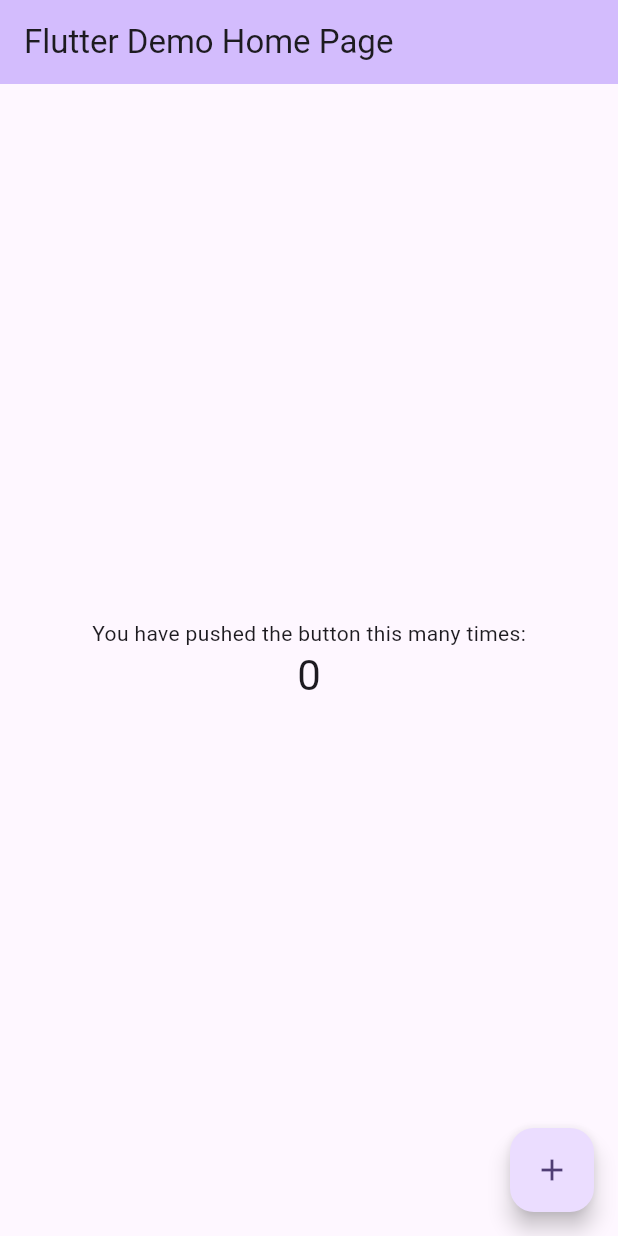
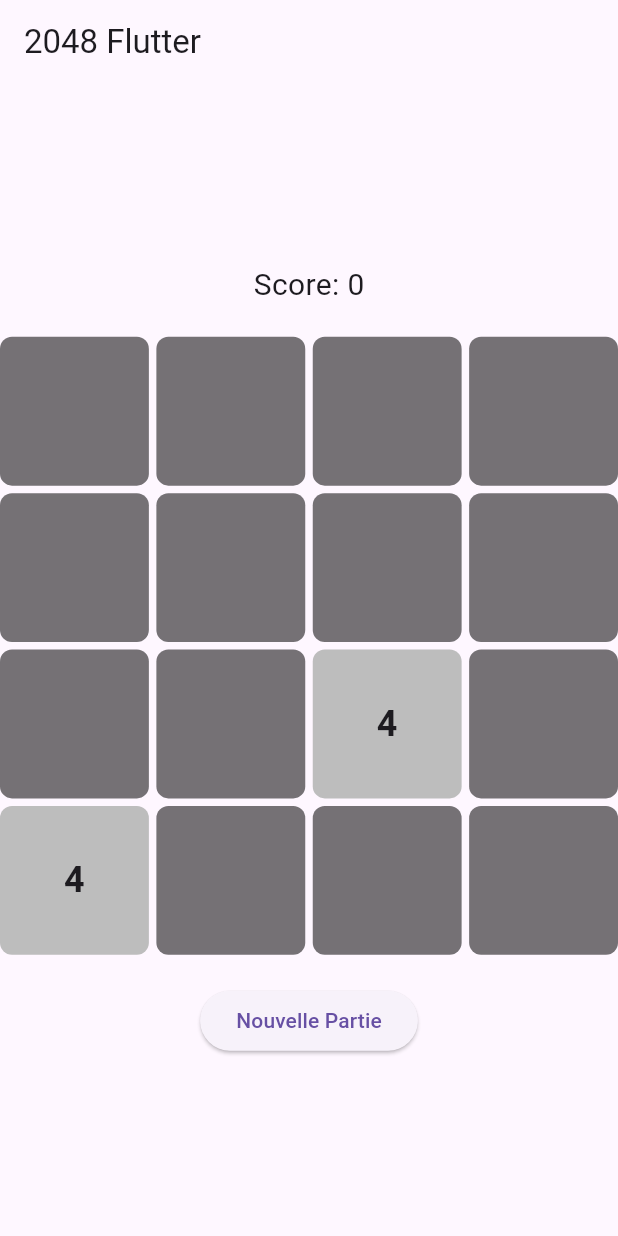
Before and after one commit to antrouillard/deux_mille_quarante_huit, a Flutter app: the screen it shows after launch, on a phone screen of 412 x 824 dp. Run offline on Flutter 3.47's test engine with Material 3 defaults, Android fonts, the phone set to English and light mode, and no system bars.

Commit message:
feat: affichage de base

```diff
--- a/lib/main.dart
+++ b/lib/main.dart
@@ -1,4 +1,5 @@
 import 'package:flutter/material.dart';
+import 'screens/game_screen.dart';
 
 void main() {
   runApp(const MyApp());
@@ -7,119 +8,13 @@
 class MyApp extends StatelessWidget {
   const MyApp({super.key});
 
-  // This widget is the root of your application.
   @override
   Widget build(BuildContext context) {
     return MaterialApp(
-      title: 'Flutter Demo',
-      theme: ThemeData(
-        // This is the theme of your application.
-        //
-        // TRY THIS: Try running your application with "flutter run". You'll see
-        // the application has a purple toolbar. Then, without quitting the app,
-        // try changing the seedColor in the colorScheme below to Colors.green
-        // and then invoke "hot reload" (save your changes or press the "hot
-        // reload" button in a Flutter-supported IDE, or press "r" if you used
-        // the command line to start the app).
-        //
-        // Notice that the counter didn't reset back to zero; the application
-        // state is not lost during the reload. To reset the state, use hot
-        // restart instead.
-        //
-        // This works for code too, not just values: Most code changes can be
-        // tested with just a hot reload.
-        colorScheme: ColorScheme.fromSeed(seedColor: Colors.deepPurple),
-        useMaterial3: true,
-      ),
-      home: const MyHomePage(title: 'Flutter Demo Home Page'),
+      title: '2048 Flutter',
+      debugShowCheckedModeBanner: false,
+      theme: ThemeData(primarySwatch: Colors.blue),
+      home: const GameScreen(),
     );
   }
 }
-
-class MyHomePage extends StatefulWidget {
-  const MyHomePage({super.key, required this.title});
-
-  // This widget is the home page of your application. It is stateful, meaning
-  // that it has a State object (defined below) that contains fields that affect
-  // how it looks.
-
-  // This class is the configuration for the state. It holds the values (in this
-  // case the title) provided by the parent (in this case the App widget) and
-  // used by the build method of the State. Fields in a Widget subclass are
-  // always marked "final".
-
-  final String title;
-
-  @override
-  State<MyHomePage> createState() => _MyHomePageState();
-}
-
-class _MyHomePageState extends State<MyHomePage> {
-  int _counter = 0;
-
-  void _incrementCounter() {
-    setState(() {
-      // This call to setState tells the Flutter framework that something has
-      // changed in this State, which causes it to rerun the build method below
-      // so that the display can reflect the updated values. If we changed
-      // _counter without calling setState(), then the build method would not be
-      // called again, and so nothing would appear to happen.
-      _counter++;
-    });
-  }
-
-  @override
-  Widget build(BuildContext context) {
-    // This method is rerun every time setState is called, for instance as done
-    // by the _incrementCounter method above.
-    //
-    // The Flutter framework has been optimized to make rerunning build methods
-    // fast, so that you can just rebuild anything that needs updating rather
-    // than having to individually change instances of widgets.
-    return Scaffold(
-      appBar: AppBar(
-        // TRY THIS: Try changing the color here to a specific color (to
-        // Colors.amber, perhaps?) and trigger a hot reload to see the AppBar
-        // change color while the other colors stay the same.
-        backgroundColor: Theme.of(context).colorScheme.inversePrimary,
-        // Here we take the value from the MyHomePage object that was created by
-        // the App.build method, and use it to set our appbar title.
-        title: Text(widget.title),
-      ),
-      body: Center(
-        // Center is a layout widget. It takes a single child and positions it
-        // in the middle of the parent.
-        child: Column(
-          // Column is also a layout widget. It takes a list of children and
-          // arranges them vertically. By default, it sizes itself to fit its
-          // children horizontally, and tries to be as tall as its parent.
-          //
-          // Column has various properties to control how it sizes itself and
-          // how it positions its children. Here we use mainAxisAlignment to
-          // center the children vertically; the main axis here is the vertical
-          // axis because Columns are vertical (the cross axis would be
-          // horizontal).
-          //
-          // TRY THIS: Invoke "debug painting" (choose the "Toggle Debug Paint"
-          // action in the IDE, or press "p" in the console), to see the
-          // wireframe for each widget.
-          mainAxisAlignment: MainAxisAlignment.center,
-          children: <Widget>[
-            const Text(
-              'You have pushed the button this many times:',
-            ),
-            Text(
-              '$_counter',
-              style: Theme.of(context).textTheme.headlineMedium,
-            ),
-          ],
-        ),
-      ),
-      floatingActionButton: FloatingActionButton(
-        onPressed: _incrementCounter,
-        tooltip: 'Increment',
-        child: const Icon(Icons.add),
-      ), // This trailing comma makes auto-formatting nicer for build methods.
-    );
-  }
-}
--- /dev/null
+++ b/lib/models/game.dart
@@ -0,0 +1,28 @@
+import 'dart:math';
+
+class Game {
+  static const int size = 4;
+  List<List<int>> board = List.generate(size, (_) => List.filled(size, 0));
+  int score = 0;
+
+  Game() {
+    _addNewTile();
+    _addNewTile();
+  }
+
+  void _addNewTile() {
+    final empty = <Point<int>>[];
+    for (var i = 0; i < size; i++) {
+      for (var j = 0; j < size; j++) {
+        if (board[i][j] == 0) empty.add(Point(i, j));
+      }
+    }
+    if (empty.isNotEmpty) {
+      final pos = empty[Random().nextInt(empty.length)];
+      board[pos.x][pos.y] = Random().nextInt(10) == 0 ? 4 : 2;
+    }
+  }
+
+  // TODO: implémenter les mouvements (left, right, up, down)
+  // Chaque mouvement doit fusionner les tuiles et mettre à jour le score.
+}
--- /dev/null
+++ b/lib/screens/game_screen.dart
@@ -0,0 +1,51 @@
+import 'package:flutter/material.dart';
+import '../models/game.dart';
+import '../widgets/board_widget.dart';
+
+class GameScreen extends StatefulWidget {
+  const GameScreen({super.key});
+
+  @override
+  State<GameScreen> createState() => _GameScreenState();
+}
+
+class _GameScreenState extends State<GameScreen> {
+  late Game game;
+
+  @override
+  void initState() {
+    super.initState();
+    game = Game();
+  }
+
+  void _onSwipe(String direction) {
+    setState(() {
+      // TODO: implémenter game.move(direction);
+      // game.move(direction);
+    });
+  }
+
+  @override
+  Widget build(BuildContext context) {
+    return Scaffold(
+      appBar: AppBar(title: const Text("2048 Flutter")),
+      body: Column(
+        mainAxisAlignment: MainAxisAlignment.center,
+        children: [
+          Text("Score: ${game.score}", style: const TextStyle(fontSize: 20)),
+          const SizedBox(height: 20),
+          BoardWidget(board: game.board),
+          const SizedBox(height: 20),
+          ElevatedButton(
+            onPressed: () {
+              setState(() {
+                game = Game();
+              });
+            },
+            child: const Text("Nouvelle Partie"),
+          ),
+        ],
+      ),
+    );
+  }
+}
--- /dev/null
+++ b/lib/widgets/board_widget.dart
@@ -0,0 +1,29 @@
+import 'package:flutter/material.dart';
+import 'tile_widget.dart';
+
+class BoardWidget extends StatelessWidget {
+  final List<List<int>> board;
+
+  const BoardWidget({super.key, required this.board});
+
+  @override
+  Widget build(BuildContext context) {
+    return AspectRatio(
+      aspectRatio: 1,
+      child: GridView.builder(
+        physics: const NeverScrollableScrollPhysics(),
+        gridDelegate: const SliverGridDelegateWithFixedCrossAxisCount(
+          crossAxisCount: 4,
+          crossAxisSpacing: 5,
+          mainAxisSpacing: 5,
+        ),
+        itemCount: 16,
+        itemBuilder: (context, index) {
+          final x = index ~/ 4;
+          final y = index % 4;
+          return TileWidget(value: board[x][y]);
+        },
+      ),
+    );
+  }
+}
--- /dev/null
+++ b/lib/widgets/tile_widget.dart
@@ -0,0 +1,41 @@
+import 'package:flutter/material.dart';
+
+class TileWidget extends StatelessWidget {
+  final int value;
+
+  const TileWidget({super.key, required this.value});
+
+  @override
+  Widget build(BuildContext context) {
+    return Container(
+      alignment: Alignment.center,
+      decoration: BoxDecoration(
+        color: _getTileColor(value),
+        borderRadius: BorderRadius.circular(8),
+      ),
+      child: Text(
+        value == 0 ? '' : '$value',
+        style: const TextStyle(fontSize: 24, fontWeight: FontWeight.bold),
+      ),
+    );
+  }
+
+  Color _getTileColor(int val) {
+    switch (val) {
+      case 2:
+        return Colors.grey[300]!;
+      case 4:
+        return Colors.grey[400]!;
+      case 8:
+        return Colors.orange;
+      case 16:
+        return Colors.deepOrange;
+      case 32:
+        return Colors.red;
+      case 64:
+        return Colors.redAccent;
+      default:
+        return Colors.black54;
+    }
+  }
+}
```
